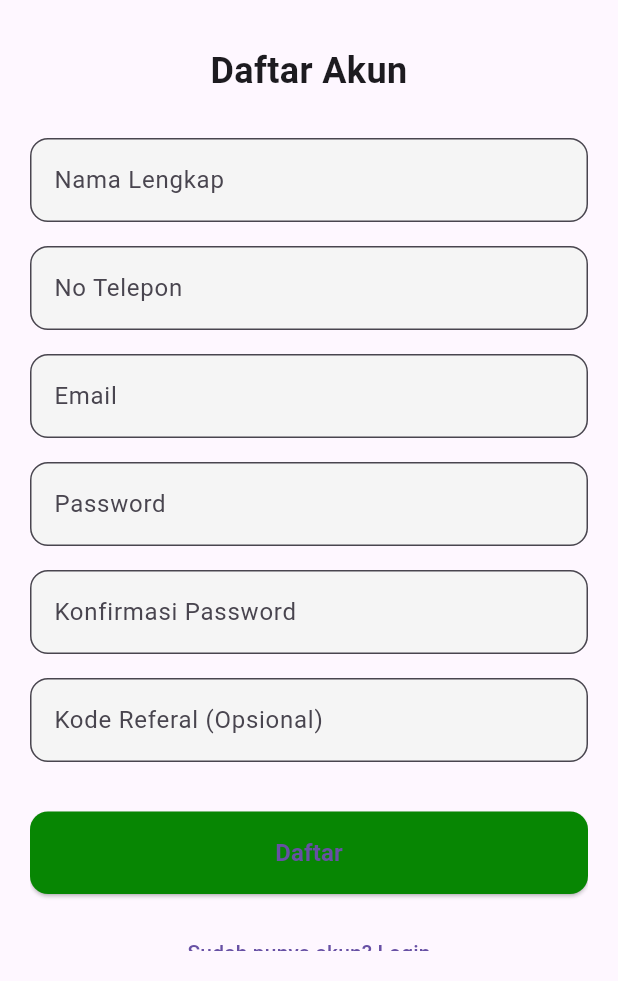
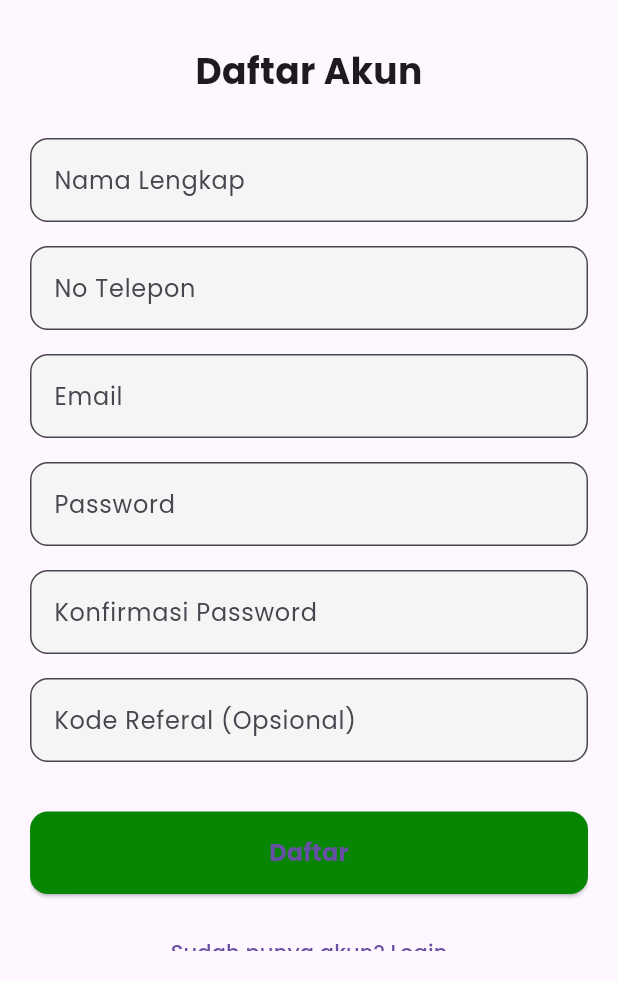
Before and after one commit to rynn26/bicopi, a Flutter app: the screen it shows after launch, after a tap on "Sign Up", on a phone screen of 412 x 824 dp, the part 255-1236 px from its top. Run offline on Flutter 3.47's test engine with Material 3 defaults, Android fonts, the light colour scheme and no system bars; our stand-ins replace carousel_slider, device_preview, google_fonts, supabase_flutter, webview_flutter; accounts and stored records are empty; network calls fail.

Commit message:
proges terbaru

```diff
--- a/bichopi_mobile/lib/main.dart
+++ b/bichopi_mobile/lib/main.dart
@@ -2,6 +2,8 @@ import 'package:coba3/menu_paket.dart';
 import 'package:coba3/reservasi.dart';
 import 'package:coba3/profile.dart';
 import 'package:coba3/search_menu_page.dart';
+import 'package:device_preview/device_preview.dart';
+import 'package:flutter/foundation.dart';
 import 'package:flutter/material.dart';
 import 'package:carousel_slider/carousel_slider.dart';
 import 'menu_makanan.dart' as makanan;
@@ -25,10 +27,32 @@ Future<void> main() async {
         'eyJhbGciOiJIUzI1NiIsInR5cCI6IkpXVCJ9.eyJpc3MiOiJzdXBhYmFzZSIsInJlZiI6Im5mYWZtaWF4b2dyeHh3anV5cWZzIiwicm9sZSI6ImFub24iLCJpYXQiOjE3NDAyNTIzMDcsImV4cCI6MjA1NTgyODMwN30.tsapVtnxkicRa-eTQLhKTBQtm7H9U1pfwBBdGdqryW0',
   );
 
-  runApp(const MaterialApp(
-    debugShowCheckedModeBanner: false,
-    home: SplashScreen(), // <-- ini ganti ke HomePage
-  ));
+  runApp(
+    DevicePreview(
+      enabled: !kReleaseMode, // aktif hanya saat debug
+      builder: (context) => const MyApp(),
+    ),
+  );
+}
+
+class MyApp extends StatelessWidget {
+  const MyApp({super.key});
+
+  @override
+  Widget build(BuildContext context) {
+    return MaterialApp(
+      useInheritedMediaQuery: true,
+      debugShowCheckedModeBanner: false,
+      locale: DevicePreview.locale(context),
+      builder: DevicePreview.appBuilder,
+      title: 'Bicopi App',
+      theme: ThemeData(
+        primarySwatch: Colors.brown,
+        fontFamily: 'Poppins',
+      ),
+      home: const SplashScreen(), // ganti dengan home page kamu jika sudah login
+    );
+  }
 }
 
 class HomePage extends StatefulWidget {
--- a/bichopi_mobile/lib/register.dart
+++ b/bichopi_mobile/lib/register.dart
@@ -14,8 +14,7 @@ class _SignUpScreenState extends State<SignUpScreen> {
   final TextEditingController phoneController = TextEditingController();
   final TextEditingController emailController = TextEditingController();
   final TextEditingController passwordController = TextEditingController();
-  final TextEditingController confirmPasswordController =
-      TextEditingController();
+  final TextEditingController confirmPasswordController = TextEditingController();
   final TextEditingController referralCodeController = TextEditingController();
 
   bool isLoading = false;
@@ -46,23 +45,18 @@ class _SignUpScreenState extends State<SignUpScreen> {
     if (user == null) throw Exception('Gagal mendaftar');
 
     final referralCode = referralCodeController.text.trim();
+    int idUserLevel = 1; // Default: customer
 
-      int idUserLevel = 1; // Default member
-      final afiliasiTable = Supabase.instance.client.from('afiliasi');
-
+    // Cek validitas kode referal
     if (referralCode.isNotEmpty) {
-        final referralMatch = await afiliasiTable
-            .select()
-            .eq('kode_referal', 'REF12345') // Correct referral code check
-            .single();
+      final referralMatch = await Supabase.instance.client
+          .from('afiliasi')
+          .select('id_afiliasi')
+          .eq('kode_referal', referralCode)
+          .maybeSingle();
 
       if (referralMatch != null) {
-          // Afiliasi
-          await afiliasiTable.insert({
-            'id_user_affiliasi': user.id,
-            'kode_referral': referralCode,
-            'id_pelacakan_referral': referralMatch['id_affiliasi'],
-          });
+        idUserLevel = 4; // Level 4 = Member Afiliasi
       } else {
         ScaffoldMessenger.of(context).showSnackBar(
           const SnackBar(content: Text('Kode referal tidak valid')),
@@ -74,27 +68,24 @@ class _SignUpScreenState extends State<SignUpScreen> {
       }
     }
 
+    // Simpan data user ke tabel users
     await Supabase.instance.client.from('users').insert({
       'id_user': user.id,
       'username': nameController.text.trim(),
       'email': emailController.text.trim(),
       'password': passwordController.text,
       'phone': phoneController.text.trim(),
-        'id_user_level': idUserLevel, // Set user level based on referral
+      'id_user_level': idUserLevel,
       'created_at': DateTime.now().toIso8601String(),
     });
 
     ScaffoldMessenger.of(context).showSnackBar(
-        const SnackBar(
-            content: Text(
-                'Pendaftaran berhasil! Silakan verifikasi email Anda sebelum login.')),
+      const SnackBar(content: Text('Pendaftaran berhasil! Silakan verifikasi email Anda sebelum login.')),
     );
 
     await Future.delayed(const Duration(seconds: 2));
-      Navigator.pushReplacement(
-          context,
-          MaterialPageRoute(
-              builder: (context) => const login_page.LoginScreen()));
+    Navigator.pushReplacement(context, MaterialPageRoute(builder: (context) => const login_page.LoginScreen()));
+
   } on AuthException catch (error) {
     ScaffoldMessenger.of(context).showSnackBar(
       SnackBar(content: Text('Error: ${error.message}')),
@@ -133,21 +124,12 @@ class _SignUpScreenState extends State<SignUpScreen> {
                 style: TextStyle(fontSize: 24, fontWeight: FontWeight.bold),
               ),
               const SizedBox(height: 20),
-              _buildTextField(
-                  controller: nameController, label: 'Nama Lengkap'),
+              _buildTextField(controller: nameController, label: 'Nama Lengkap'),
               _buildTextField(controller: phoneController, label: 'No Telepon'),
               _buildTextField(controller: emailController, label: 'Email'),
-              _buildTextField(
-                  controller: passwordController,
-                  label: 'Password',
-                  isPassword: true),
-              _buildTextField(
-                  controller: confirmPasswordController,
-                  label: 'Konfirmasi Password',
-                  isPassword: true),
-              _buildTextField(
-                  controller: referralCodeController,
-                  label: 'Kode Referal (Opsional)'),
+              _buildTextField(controller: passwordController, label: 'Password', isPassword: true),
+              _buildTextField(controller: confirmPasswordController, label: 'Konfirmasi Password', isPassword: true),
+              _buildTextField(controller: referralCodeController, label: 'Kode Referal (Opsional)'),
               const SizedBox(height: 25),
               ElevatedButton(
                 onPressed: isLoading ? null : _signUp,
@@ -159,19 +141,15 @@ class _SignUpScreenState extends State<SignUpScreen> {
                   ),
                 ),
                 child: isLoading
-                    ? const CircularProgressIndicator(
-                        color: Color.fromARGB(255, 0, 242, 255))
-                    : const Text('Daftar',
-                        style: TextStyle(
-                            fontSize: 16, fontWeight: FontWeight.bold)),
+                    ? const CircularProgressIndicator(color: Colors.white)
+                    : const Text('Daftar', style: TextStyle(fontSize: 16, fontWeight: FontWeight.bold)),
               ),
               const SizedBox(height: 15),
               TextButton(
                 onPressed: () {
                   Navigator.pushReplacement(
                     context,
-                    MaterialPageRoute(
-                        builder: (context) => const login_page.LoginScreen()),
+                    MaterialPageRoute(builder: (context) => const login_page.LoginScreen()),
                   );
                 },
                 child: const Text('Sudah punya akun? Login'),
@@ -193,9 +171,7 @@ class _SignUpScreenState extends State<SignUpScreen> {
       child: TextField(
         controller: controller,
         obscureText: isPassword,
-        keyboardType: label.contains('Telepon')
-            ? TextInputType.phone
-            : TextInputType.text,
+        keyboardType: label.contains('Telepon') ? TextInputType.phone : TextInputType.text,
         decoration: InputDecoration(
           labelText: label,
           border: OutlineInputBorder(borderRadius: BorderRadius.circular(12)),
```
Also changed, not shown: bichopi_mobile/lib/menu_list_from_db.dart (+130 -12 lines). Lines whose indentation alone changed are shown as unchanged.
